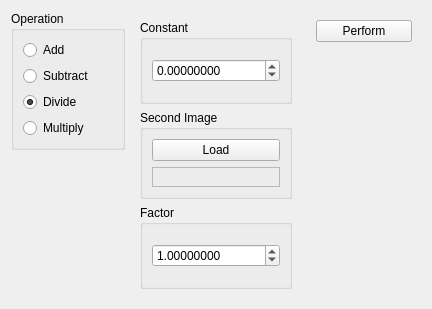
First picture: the form in source/modules/binary_operations/BinaryOperationsWidget.ui, repository josefkoller/ambient_image_processor, before the edit.
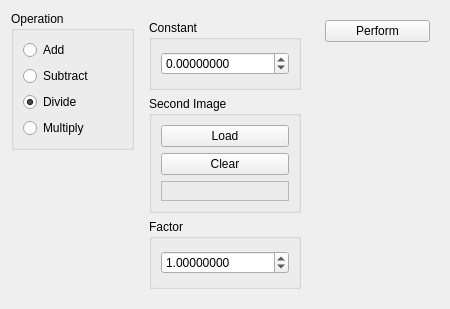
Second picture: the form after the edit.

Commit message: add binary operation clear functionality

What changed in the file:
```diff
--- a/source/modules/binary_operations/BinaryOperationsWidget.ui
+++ b/source/modules/binary_operations/BinaryOperationsWidget.ui
@@ -6,7 +6,7 @@
    <rect>
     <x>0</x>
     <y>0</y>
-    <width>432</width>
+    <width>450</width>
     <height>309</height>
    </rect>
   </property>
@@ -101,6 +101,13 @@
            </property>
           </widget>
          </item>
+         <item>
+          <widget class="QPushButton" name="clearButton">
+           <property name="text">
+            <string>Clear</string>
+           </property>
+          </widget>
+         </item>
          <item>
           <widget class="QFrame" name="second_image_frame">
            <property name="frameShape">
```
The commit also changes 3 other files.
